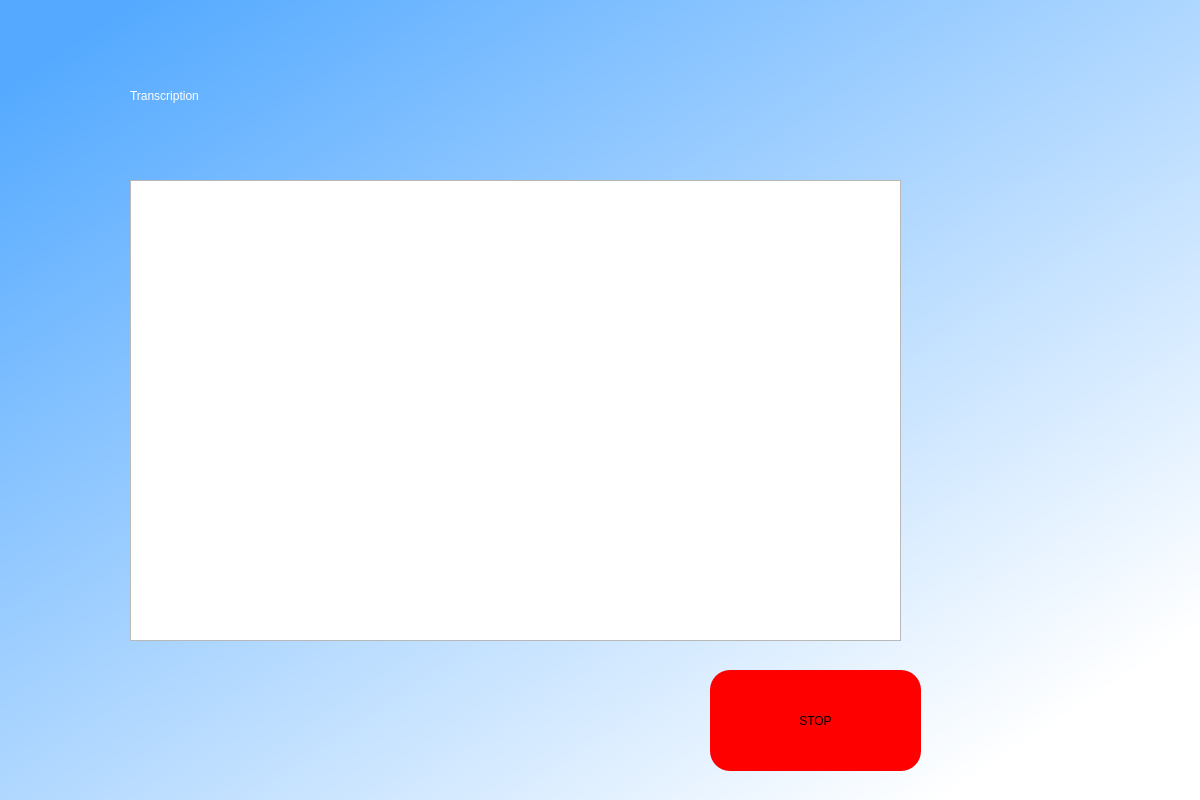
This is screens/transcription.ui in Ask-kita/Ask-kita-modes as Qt 5 draws it before an edit. The edited form follows.
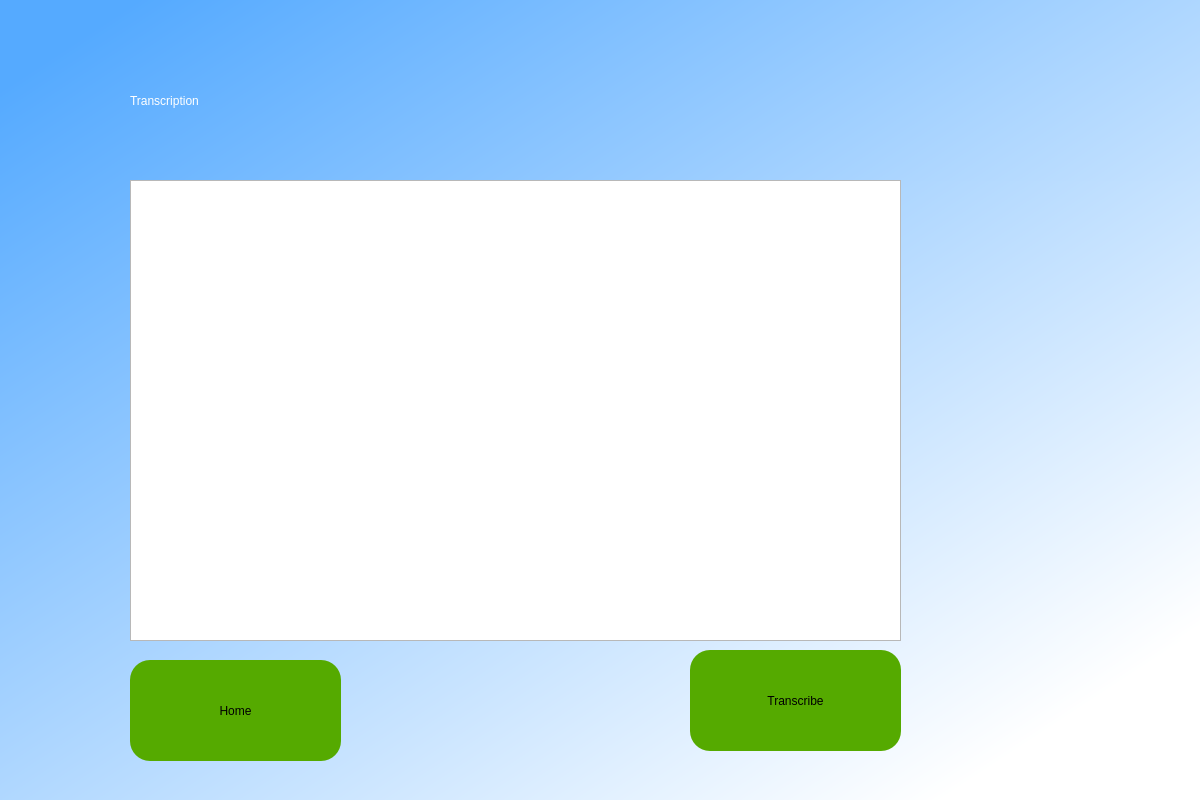
This is the edited form.

Commit message: Added GUI that allows for transcription

Patch:
```diff
--- a/screens/transcription.ui
+++ b/screens/transcription.ui
@@ -30,9 +30,9 @@
     <property name="geometry">
      <rect>
       <x>130</x>
-      <y>50</y>
+      <y>40</y>
       <width>761</width>
-      <height>91</height>
+      <height>121</height>
      </rect>
     </property>
     <property name="styleSheet">
@@ -56,20 +56,39 @@
    <widget class="QPushButton" name="start">
     <property name="geometry">
      <rect>
-      <x>710</x>
-      <y>670</y>
+      <x>690</x>
+      <y>650</y>
       <width>211</width>
       <height>101</height>
      </rect>
     </property>
     <property name="styleSheet">
      <string notr="true">border-radius:20px;
-font: 75 26pt &quot;MS Shell Dlg 2&quot;;
+font: 75 18pt &quot;MS Shell Dlg 2&quot;;
 
-background-color: rgb(255, 0, 0)</string>
+background-color: rgb(85, 170, 0)</string>
     </property>
     <property name="text">
-     <string>STOP</string>
+     <string>Transcribe</string>
+    </property>
+   </widget>
+   <widget class="QPushButton" name="home">
+    <property name="geometry">
+     <rect>
+      <x>130</x>
+      <y>660</y>
+      <width>211</width>
+      <height>101</height>
+     </rect>
+    </property>
+    <property name="styleSheet">
+     <string notr="true">border-radius:20px;
+font: 75 18pt &quot;MS Shell Dlg 2&quot;;
+
+background-color: rgb(85, 170, 0)</string>
+    </property>
+    <property name="text">
+     <string>Home</string>
     </property>
    </widget>
   </widget>
```
Left out of the diff: 2 changed lines with no effect on the pictures. The commit also changes 4 other files.
